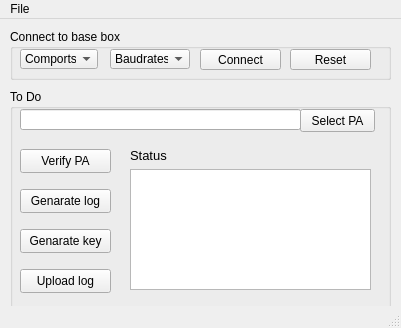
Above: mainwindow.ui from saikat-tasl/NPNT before the change. Below: the same form after it.
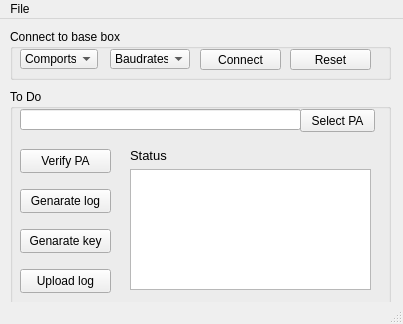
That is the form after the change.

Patch:
```diff
--- a/mainwindow.ui
+++ b/mainwindow.ui
@@ -6,8 +6,8 @@
    <rect>
     <x>0</x>
     <y>0</y>
-    <width>401</width>
-    <height>328</height>
+    <width>403</width>
+    <height>324</height>
    </rect>
   </property>
   <property name="windowTitle">
@@ -258,7 +258,7 @@
     <rect>
      <x>0</x>
      <y>0</y>
-     <width>401</width>
+     <width>403</width>
      <height>21</height>
     </rect>
    </property>
```
